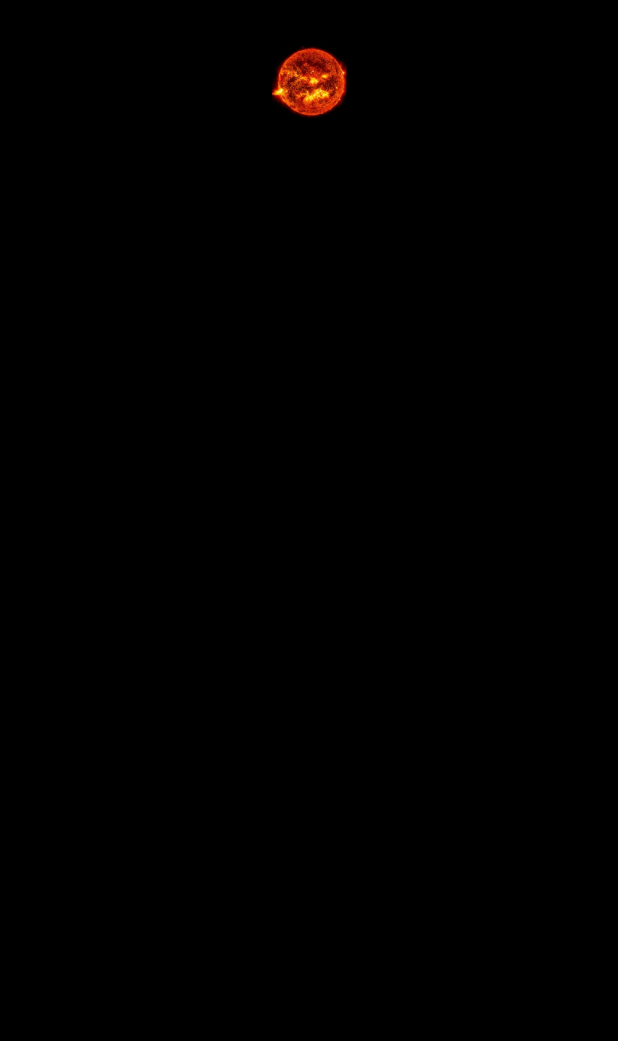
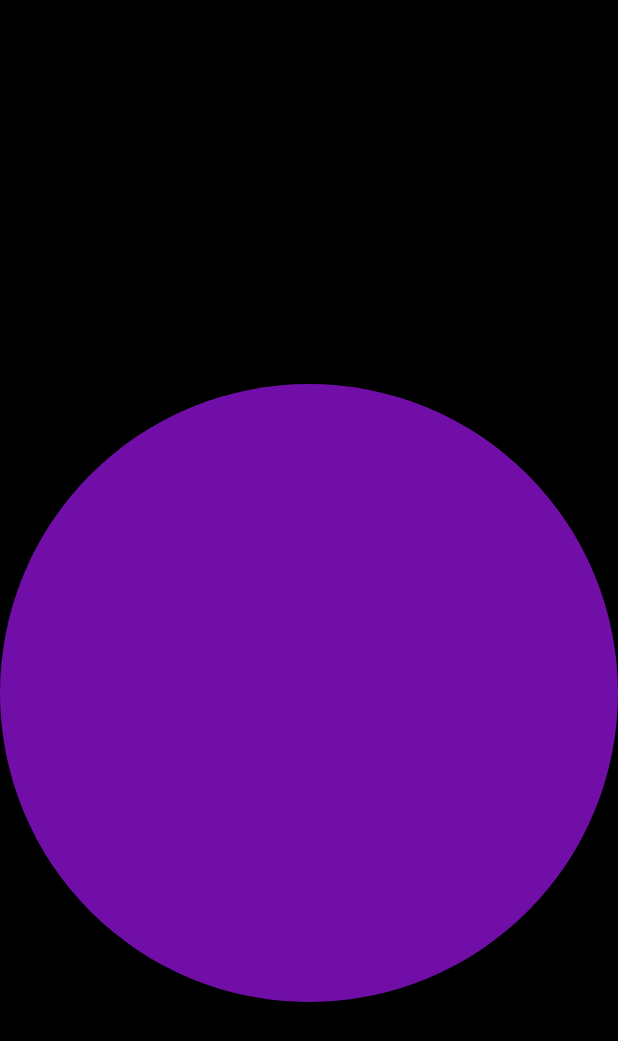
Before and after one commit to Script023/flutter_animation_lab, a Flutter app: the screen it shows after launch, on a phone screen of 412 x 824 dp. Shown: the top 1041 px of the screen. Run offline on Flutter 3.47's test engine with Material 3 defaults, Android fonts, the phone set to English and light mode, and no system bars.

Commit message:
new animation added

```diff
--- a/lib/main.dart
+++ b/lib/main.dart
@@ -1,5 +1,6 @@
 import 'package:flutter/material.dart';
-import 'package:animation_project_1/animated_foo/enlarge_animation_foo.dart';
+
+import 'package:animation_project_1/tween_animated_foo/circle_color_animation.dart';
 
 void main() {
   runApp(const MyApp());
@@ -13,7 +14,7 @@ class MyApp extends StatelessWidget {
     return MaterialApp(
       title: 'Flutter Demo',
       theme: ThemeData.dark(),
-      home: const EnlargeAnimationFoo(assetPath: 'assets/image/real_sun.png'),
+      home: const CircleColorAnimation(),
       debugShowCheckedModeBanner: false,
     );
   }
--- /dev/null
+++ b/lib/tween_animated_foo/circle_color_animation.dart
@@ -0,0 +1,82 @@
+import 'package:flutter/material.dart';
+import 'dart:math' as math;
+
+class CircleColorAnimation extends StatefulWidget {
+  const CircleColorAnimation({super.key});
+
+  @override
+  State<CircleColorAnimation> createState() => _CircleColorAnimationState();
+}
+
+class _CircleColorAnimationState extends State<CircleColorAnimation> {
+  Color _getRandomColor() {
+    return Color(0xFF000000 + math.Random().nextInt(0x00FFFFFF));
+  }
+
+  late var _color = _getRandomColor();
+
+  @override
+  Widget build(BuildContext context) {
+    return Scaffold(
+      backgroundColor: Colors.black,
+      body: SafeArea(
+        child: SingleChildScrollView(
+          child: Center(
+            child: Column(
+              children: [
+                const SizedBox(height: 50),
+
+                ClipPath(
+                  clipper: const CircleClipper(),
+                  child: TweenAnimationBuilder(
+                    duration: const Duration(seconds: 3),
+                    tween: ColorTween(begin: _getRandomColor(), end: _color),
+                    builder: (context, Color? color, child) {
+                      return ColorFiltered(
+                        colorFilter: ColorFilter.mode(
+                          color!,
+                          BlendMode.srcATop,
+                        ),
+                        child: child,
+                      );
+                    },
+                    curve: Curves.bounceInOut,
+                    child: Container(
+                      width: MediaQuery.of(context).size.width,
+                      height: MediaQuery.of(context).size.height,
+                      decoration: BoxDecoration(color: Colors.red),
+                    ),
+                    onEnd: () {
+                      setState(() {
+                        _color = _getRandomColor();
+                      });
+                    },
+                  ),
+                ),
+              ],
+            ),
+          ),
+        ),
+      ),
+    );
+  }
+}
+
+class CircleClipper extends CustomClipper<Path> {
+  const CircleClipper();
+  @override
+  Path getClip(Size size) {
+    var path = Path();
+
+    final rect = Rect.fromCircle(
+      center: Offset(size.width / 2, size.height / 2),
+      radius: size.width / 2,
+    );
+
+    path.addOval(rect);
+    return path;
+  }
+
+  @override
+  bool shouldReclip(covariant CircleClipper oldClipper) => false;
+}
```
